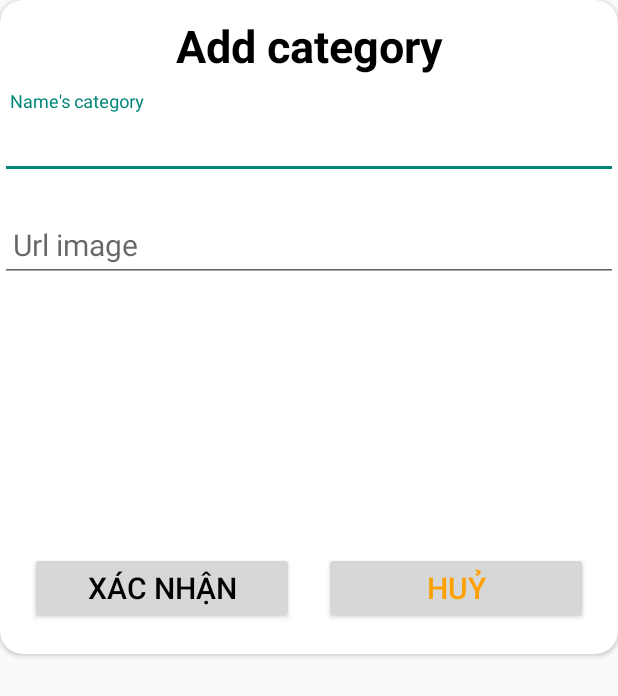
After one commit to Sidv1405/CyberMart, an Android app: the layout dialog_add_category.xml on its own in the app's theme, with its tools: preview values and no code run, on a phone screen of 412 x 824 dp. The commit adds this screen. Shown: the top 696 px of the screen. Run offline under Robolectric (Android 15) with nearby library versions, the phone set to English and light mode, and no system bars.

Commit message:
16/03/24: Task2: Add new category

```diff
--- a/app/src/main/AndroidManifest.xml
+++ b/app/src/main/AndroidManifest.xml
@@ -15,7 +15,7 @@
         android:theme="@style/Theme.CyberMart"
         tools:targetApi="31">
         <activity
-            android:name=".Person.View.CategoryManagementActivity"
+            android:name=".CategoryManagement.View.CategoryManagementActivity"
             android:exported="false" />
         <activity
             android:name=".Cart.Cart_Activity"
--- a/app/src/main/java/com/vdsl/cybermart/Person/FragmentProfile.java
+++ b/app/src/main/java/com/vdsl/cybermart/Person/FragmentProfile.java
@@ -10,7 +10,7 @@ import androidx.annotation.NonNull;
 import androidx.annotation.Nullable;
 import androidx.fragment.app.Fragment;
 
-import com.vdsl.cybermart.Person.View.CategoryManagementActivity;
+import com.vdsl.cybermart.CategoryManagement.View.CategoryManagementActivity;
 import com.vdsl.cybermart.databinding.FragmentProfileBinding;
 
 public class FragmentProfile extends Fragment {
--- /dev/null
+++ b/app/src/main/res/drawable/ic_add.xml
@@ -0,0 +1,5 @@
+<vector android:height="30dp" android:tint="#000000"
+    android:viewportHeight="24" android:viewportWidth="24"
+    android:width="30dp" xmlns:android="http://schemas.android.com/apk/res/android">
+    <path android:fillColor="@android:color/white" android:pathData="M19,13h-6v6h-2v-6H5v-2h6V5h2v6h6v2z"/>
+</vector>
--- /dev/null
+++ b/app/src/main/res/drawable/round_button_bg.xml
@@ -0,0 +1,5 @@
+<?xml version="1.0" encoding="utf-8"?>
+<shape xmlns:android="http://schemas.android.com/apk/res/android">
+    <solid android:color="#808080" /> <!-- Màu nền của nút (mã màu #FF0000) -->
+    <corners android:radius="50dp" /> <!-- Bán kính bo tròn của 4 góc (4dp) -->
+</shape>
--- /dev/null
+++ b/app/src/main/res/layout/dialog_add_category.xml
@@ -0,0 +1,96 @@
+<?xml version="1.0" encoding="utf-8"?>
+<androidx.cardview.widget.CardView xmlns:android="http://schemas.android.com/apk/res/android"
+    xmlns:app="http://schemas.android.com/apk/res-auto"
+    android:layout_width="match_parent"
+    android:layout_height="wrap_content"
+    app:cardCornerRadius="15dp">
+
+    <LinearLayout
+        android:layout_width="match_parent"
+        android:layout_height="wrap_content"
+        android:orientation="vertical">
+
+        <TextView
+            android:layout_width="match_parent"
+            android:layout_height="wrap_content"
+            android:gravity="center"
+            android:padding="10dp"
+            android:text="Add category"
+            android:textColor="@color/black"
+            android:textSize="30sp"
+            android:textStyle="bold" />
+
+        <com.google.android.material.textfield.TextInputLayout
+            android:layout_width="match_parent"
+            android:layout_height="wrap_content"
+            android:layout_marginBottom="10dp">
+
+            <com.google.android.material.textfield.TextInputEditText
+                android:id="@+id/edt_add_name_cate"
+                android:layout_width="match_parent"
+                android:layout_height="wrap_content"
+                android:drawablePadding="8dp"
+                android:hint=" Name's category"
+                android:inputType="text"
+                android:textColorHint="#494949"
+                android:textSize="20sp" />
+
+        </com.google.android.material.textfield.TextInputLayout>
+
+        <com.google.android.material.textfield.TextInputLayout
+            android:layout_width="match_parent"
+            android:layout_height="wrap_content"
+            android:layout_marginBottom="10dp">
+
+            <ImageView
+                android:id="@+id/img_add_cate"
+                android:layout_width="150dp"
+                android:layout_height="150dp"
+                android:layout_gravity="center"
+                android:layout_marginEnd="10dp"
+                android:scaleType="centerCrop" />
+
+            <com.google.android.material.textfield.TextInputEditText
+                android:id="@+id/edt_add_url_cate"
+                android:layout_width="match_parent"
+                android:layout_height="wrap_content"
+                android:drawablePadding="8dp"
+                android:hint=" Url image"
+                android:inputType="text"
+                android:textColorHint="#494949"
+                android:textSize="20sp" />
+
+        </com.google.android.material.textfield.TextInputLayout>
+
+
+        <LinearLayout
+            android:layout_width="match_parent"
+            android:layout_height="wrap_content"
+            android:layout_margin="10dp">
+
+            <Button
+                android:id="@+id/btn_accept_add_cate"
+                android:layout_width="match_parent"
+                android:layout_height="wrap_content"
+                android:layout_margin="10dp"
+                android:layout_weight="1"
+                android:text="Xác nhận"
+                android:textColor="@color/black"
+                android:textSize="20sp"
+                app:backgroundTint="@null" />
+
+            <Button
+                android:id="@+id/btn_cancel_add_cate"
+                android:layout_width="match_parent"
+                android:layout_height="wrap_content"
+                android:layout_margin="10dp"
+                android:layout_weight="1"
+                android:text="Huỷ"
+                android:textColor="#FF9F00"
+                android:textSize="20sp"
+                app:backgroundTint="@null" />
+        </LinearLayout>
+    </LinearLayout>
+
+
+</androidx.cardview.widget.CardView>
```
Also changed, not shown: app/src/main/java/com/vdsl/cybermart/CategoryManagement/Adapter/CateManageAdapter.java (added, +51 -0 lines), app/src/main/java/com/vdsl/cybermart/CategoryManagement/View/CategoryManagementActivity.java (added, +108 -0 lines), app/src/main/java/com/vdsl/cybermart/Home/Model/CategoryModel.java (+19 -5 lines), app/src/main/java/com/vdsl/cybermart/Person/View/CategoryManagementActivity.java (deleted, +0 -26 lines), app/src/main/res/layout/activity_category_management.xml (+33 -10 lines), app/src/main/res/layout/item_category_management.xml (added, +33 -0 lines).
